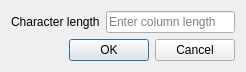
Above: stdm/ui/wizard/ui_varchar_property.ui from gltn/stdm before the change. Below: the same form after it.
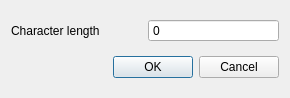
That is the form after the change.

Commit message:
Configuration Wizard: Alter column size with Varchar data type
This patch allows altering the size of column with Varchar data
type. To avoid truncating data, the alter function will prevent
reducing the size of a column if the entity with the column
contains data.

```diff
--- a/stdm/ui/wizard/ui_varchar_property.ui
+++ b/stdm/ui/wizard/ui_varchar_property.ui
@@ -6,29 +6,33 @@
             <rect>
                 <x>0</x>
                 <y>0</y>
-                <width>246</width>
-                <height>67</height>
+    <width>290</width>
+    <height>98</height>
             </rect>
         </property>
         <property name="windowTitle">
             <string>Varchar property</string>
         </property>
-        <layout class="QFormLayout" name="formLayout">
-            <item row="0" column="0">
+  <layout class="QVBoxLayout" name="verticalLayout">
+   <item>
+    <layout class="QHBoxLayout" name="horizontalLayout">
+     <item>
                 <widget class="QLabel" name="label">
                     <property name="text">
                         <string>Character length</string>
                     </property>
                 </widget>
             </item>
-            <item row="0" column="1">
-                <widget class="QLineEdit" name="edtCharLen">
-                    <property name="placeholderText">
-                        <string>Enter column length</string>
+     <item>
+      <widget class="QSpinBox" name="edtCharLen">
+       <property name="buttonSymbols">
+        <enum>QAbstractSpinBox::NoButtons</enum>
                     </property>
                 </widget>
             </item>
-            <item row="1" column="0" colspan="2">
+    </layout>
+   </item>
+   <item>
                 <widget class="QDialogButtonBox" name="buttonBox">
                     <property name="orientation">
                         <enum>Qt::Horizontal</enum>
```
Lines whose indentation alone changed are shown as unchanged. The commit also changes 8 other files.
